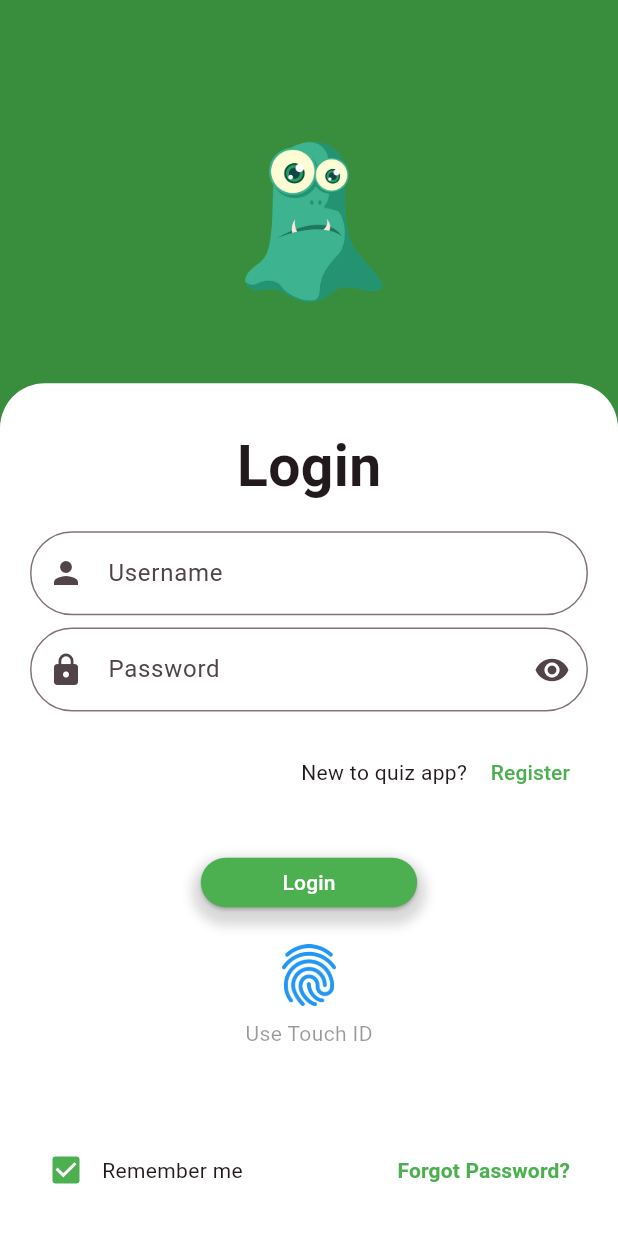
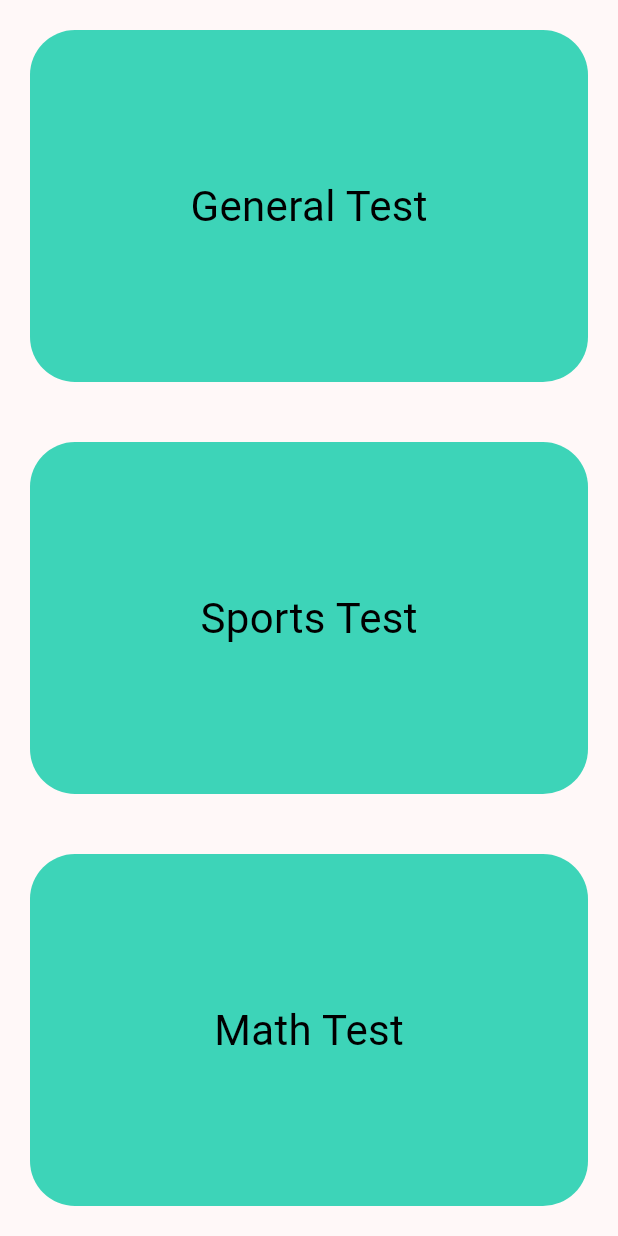
Before and after one commit to MazenMomen/quiz_app_mazen_momen, a Flutter app: the LoginScreen screen opened directly, after a tap on "Login", on a phone screen of 412 x 824 dp. Run offline on Flutter 3.47's test engine with Material 2 defaults, Android fonts, the phone set to English and light mode, and no system bars; our stand-ins replace google_fonts.

Commit message:
adding screens , navigating , and finally exiting the app with back buttoooon!!!

```diff
--- a/lib/main.dart
+++ b/lib/main.dart
@@ -1,5 +1,5 @@
 import 'package:flutter/material.dart';
-import 'package:quiz_app_mazen_momen/screens/opening_screen.dart';
+import 'package:quiz_app_mazen_momen/screens/result_screen.dart';
 
 void main() {
   runApp(const MyApp());
@@ -16,7 +16,7 @@ class MyApp extends StatelessWidget {
         colorScheme: ColorScheme.fromSeed(seedColor: Colors.black),
         useMaterial3: true,
       ),
-      home: const OpeningScreen(),
+      home: const ResultScreen(),
     );
   }
 }
--- /dev/null
+++ b/lib/screens/category_screen.dart
@@ -0,0 +1,15 @@
+import 'package:flutter/material.dart';
+import 'package:quiz_app_mazen_momen/widgets/category_container.dart';
+
+class CategoryScreen extends StatelessWidget {
+  const CategoryScreen({super.key});
+
+  @override
+  Widget build(BuildContext context) {
+    return Scaffold(
+      body: Column(
+        children: [for (int i = 0; i < 3; i++) CategoryContainer(index: i)],
+      ),
+    );
+  }
+}
--- a/lib/screens/login_screen.dart
+++ b/lib/screens/login_screen.dart
@@ -1,5 +1,6 @@
 import 'package:flutter/material.dart';
 import 'package:google_fonts/google_fonts.dart';
+import 'package:quiz_app_mazen_momen/screens/category_screen.dart';
 
 class LoginScreen extends StatelessWidget {
   const LoginScreen({super.key});
@@ -7,7 +8,7 @@ class LoginScreen extends StatelessWidget {
   @override
   Widget build(BuildContext context) {
     return Scaffold(
-      backgroundColor: Colors.green[700],
+      backgroundColor: const Color.fromARGB(255, 61, 212, 184),
       body: SafeArea(
         child: Column(
           children: [
@@ -80,7 +81,8 @@ class LoginScreen extends StatelessWidget {
                               child: Text(
                                 "Register",
                                 style: GoogleFonts.roboto(
-                                  color: Colors.green[500],
+                                  color:
+                                      const Color.fromARGB(255, 61, 212, 184),
                                 ),
                               )),
                         ],
@@ -108,9 +110,18 @@ class LoginScreen extends StatelessWidget {
                               50), // Set button border radius
                         ),
                         child: ElevatedButton(
-                          onPressed: () {},
+                          onPressed: () {
+                            Navigator.push(
+                              context,
+                              MaterialPageRoute<void>(
+                                builder: (BuildContext context) =>
+                                    const CategoryScreen(),
+                              ),
+                            );
+                          },
                           style: ElevatedButton.styleFrom(
-                            backgroundColor: Colors.green[500],
+                            backgroundColor:
+                                const Color.fromARGB(255, 61, 212, 184),
                           ),
                           child: Text(
                             "Login",
@@ -145,7 +156,7 @@ class LoginScreen extends StatelessWidget {
                                 value: true,
                                 onChanged: (value) {},
                                 fillColor: MaterialStateProperty.all(
-                                    Colors.green[500]),
+                                    const Color.fromARGB(255, 61, 212, 184)),
                               ),
                               const Text("Remember me"),
                             ],
@@ -155,7 +166,8 @@ class LoginScreen extends StatelessWidget {
                               child: Text(
                                 "Forgot Password?",
                                 style: GoogleFonts.roboto(
-                                    color: Colors.green[500],
+                                    color:
+                                        const Color.fromARGB(255, 61, 212, 184),
                                     fontWeight: FontWeight.bold),
                               )),
                         ],
--- /dev/null
+++ b/lib/widgets/category_container.dart
@@ -0,0 +1,38 @@
+import 'package:flutter/material.dart';
+import 'package:google_fonts/google_fonts.dart';
+import '../Screens/quiz_screen.dart';
+
+class CategoryContainer extends StatelessWidget {
+  final int index;
+  CategoryContainer({super.key, required this.index});
+
+  List quizName = ["General Test", "Sports Test", "Math Test"];
+
+  @override
+  Widget build(BuildContext context) {
+    return Expanded(
+        child: InkWell(
+      onTap: () {
+        Navigator.push(
+          context,
+          MaterialPageRoute<void>(
+            builder: (BuildContext context) => const QuizScreen(),
+          ),
+        );
+      },
+      child: Container(
+        decoration: const BoxDecoration(
+          color: Color.fromARGB(255, 61, 212, 184),
+          borderRadius: BorderRadius.all(Radius.circular(30)),
+        ),
+        margin: const EdgeInsets.all(20),
+        child: Center(
+          child: Text(
+            quizName[index],
+            style: GoogleFonts.roboto(fontSize: 28, color: Colors.black),
+          ),
+        ),
+      ),
+    ));
+  }
+}
```
Also changed, not shown: lib/screens/opening_screen.dart (+9 -2 lines), lib/screens/quiz_screen.dart (added, +75 -0 lines), lib/screens/result_screen.dart (added, +66 -0 lines), lib/widgets/quiz_answers.dart (added, +38 -0 lines), assets/quizlogo.png (added).
